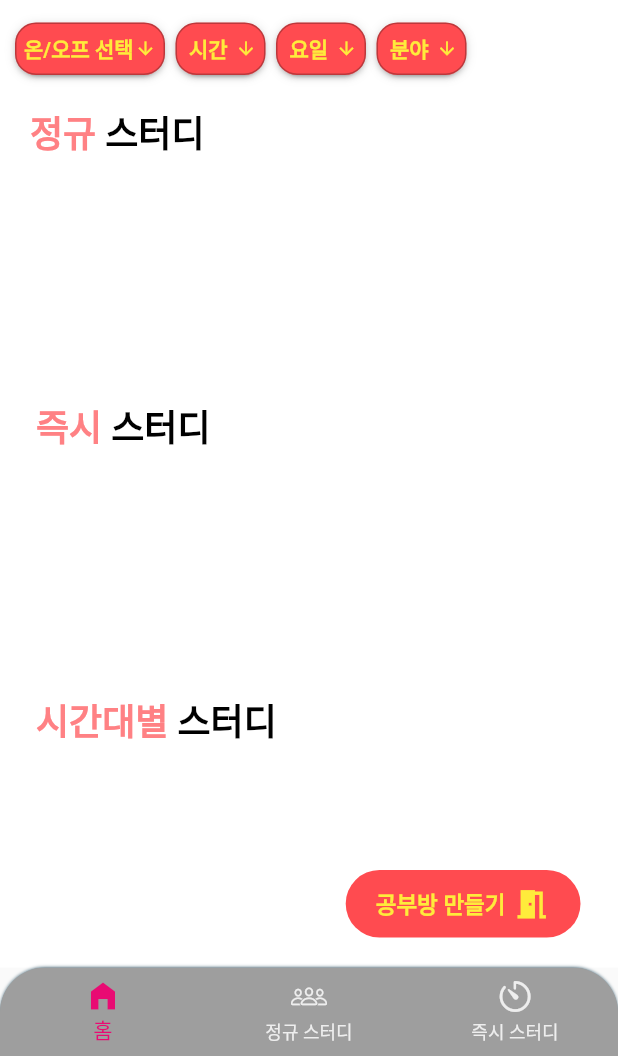
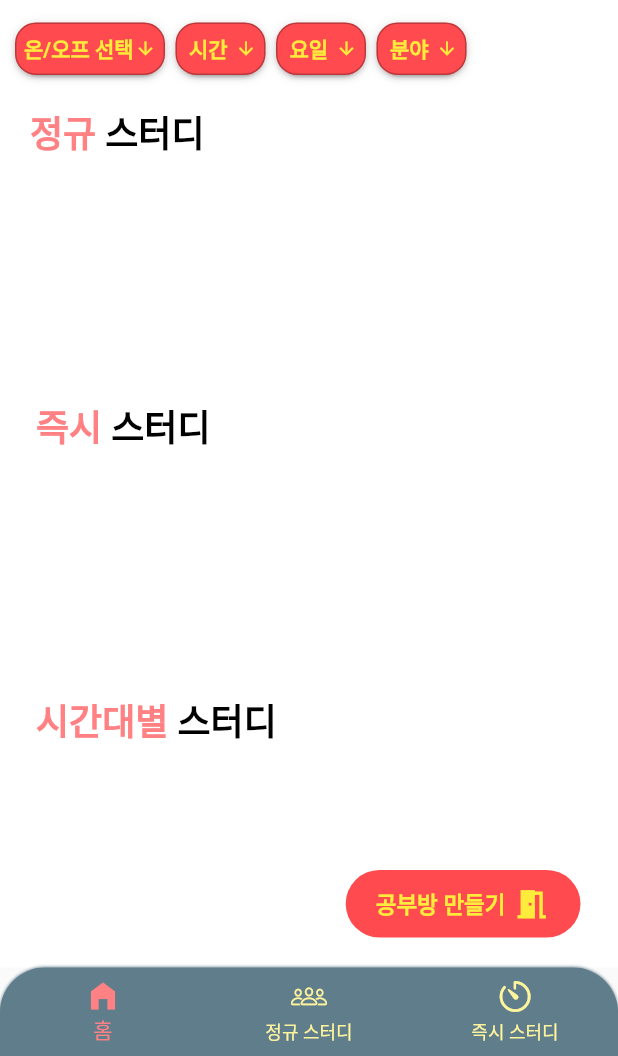
Before and after one commit to SeongjinOliver/STUDY_TOGETHER, a Flutter app: the StudyTogether screen opened directly, on a phone screen of 412 x 824 dp, the part 180-1236 px from its top. Run offline on Flutter 3.47's test engine with Material 2 defaults, Android fonts, the phone set to English and light mode, and no system bars; drawn by our look-alikes of dropdown_button2; our stand-ins replace cloud_firestore, firebase_core, flutter_datetime_picker, introduction_screen; accounts and stored records are empty.

```diff
--- a/lib/pages/studyTogether.dart
+++ b/lib/pages/studyTogether.dart
@@ -1,5 +1,6 @@
 import 'package:flutter/cupertino.dart';
 import 'package:flutter/material.dart';
+import 'package:study_together/config/studyTogetherColors.dart';
 import 'package:study_together/pages/homePage.dart';
 import 'package:study_together/pages/immediatelyStudyPage.dart';
 import 'package:study_together/pages/regularStudyPage.dart';
@@ -68,9 +69,9 @@ class _StudyTogetherState extends State<StudyTogether> {
                 currentIndex = newIndex;
               });
             },
-            backgroundColor: Colors.grey,
-            selectedItemColor: Color.fromARGB(255, 233, 11, 115), // 선택된 아이콘 색상
-            unselectedItemColor: Colors.grey[200], // 선택되지 않은 아이콘 색상
+            backgroundColor: Colors.blueGrey,
+            selectedItemColor: StudyTogetherColors.color4, // 선택된 아이콘 색상
+            unselectedItemColor: Colors.yellow[200], // 선택되지 않은 아이콘 색상
             showSelectedLabels: true, // 선택된 항목 label 숨기기
             showUnselectedLabels: true, // 선택되지 않은 항목 label 숨기기
             type: BottomNavigationBarType.fixed, // 선택시 아이콘 움직이지 않기
```
Also changed, not shown: lib/pages/homePage.dart (+10 -7 lines), lib/pages/immediatelyStudyPage.dart (+9 -0 lines).
